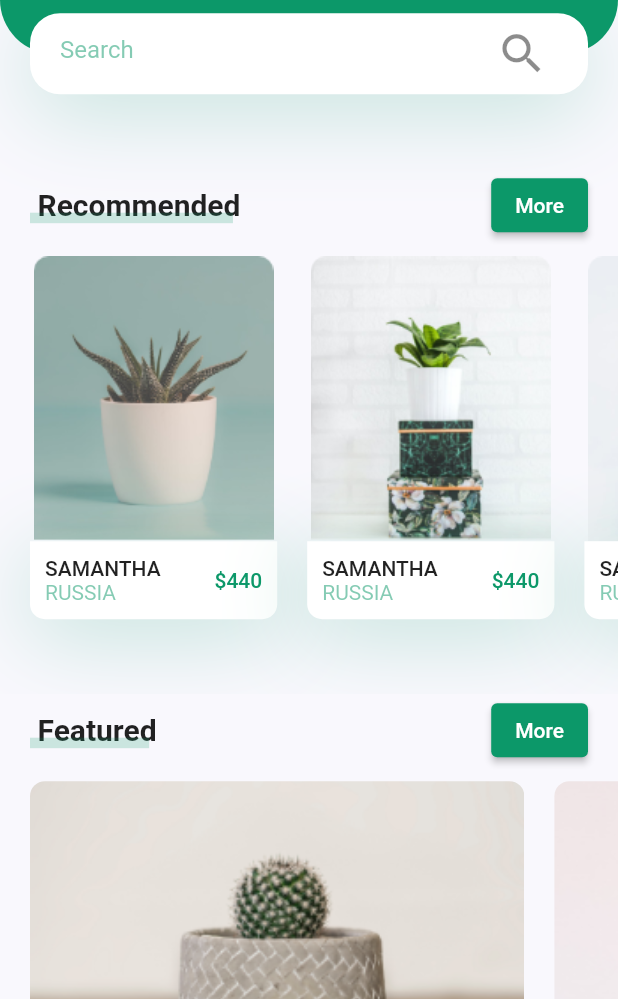
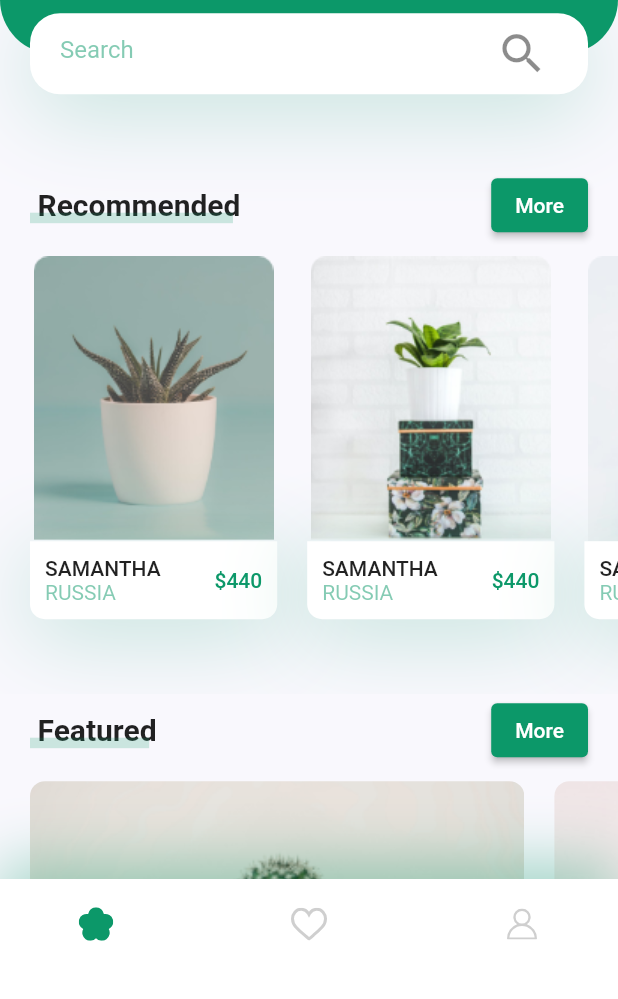
Before and after one commit to BrunoMazzocchi/flutter_plant, a Flutter app: the screen it shows after launch, on a phone screen of 412 x 824 dp, the part 237-1236 px from its top. Run offline on Flutter 3.47's test engine with Material 2 defaults, Android fonts, the phone set to English and light mode, and no system bars; our stand-ins replace flutter_svg.

Commit message:
Navigation bar

```diff
--- /dev/null
+++ b/lib/screens/home/components/my_navigation_bar.dart
@@ -0,0 +1,47 @@
+import 'package:flutter/material.dart';
+import 'package:flutter_svg/svg.dart';
+
+import '../../../constants.dart';
+
+class MyNavigationBar extends StatelessWidget {
+  const MyNavigationBar({Key? key}) : super(key: key);
+
+  @override
+  Widget build(BuildContext context) {
+    return Container(
+      padding: const EdgeInsets.only(
+        left: kDefaultPadding * 2,
+        right: kDefaultPadding * 2,
+        bottom: kDefaultPadding,
+      ),
+      height: 80,
+      decoration: BoxDecoration(
+          color: Colors.white,
+          boxShadow: [
+            BoxShadow(
+                offset: const Offset(0, -10),
+                blurRadius: 35,
+                color: kPrimaryColor.withOpacity(0.38)
+            )
+          ]
+      ),
+      child: Row(
+        mainAxisAlignment: MainAxisAlignment.spaceBetween,
+        children: [
+          IconButton(
+            icon: SvgPicture.asset("assets/icons/flower.svg"),
+            onPressed: (){},
+          ),
+          IconButton(
+            icon: SvgPicture.asset("assets/icons/heart-icon.svg"),
+            onPressed: (){},
+          ),
+          IconButton(
+            icon: SvgPicture.asset("assets/icons/user-icon.svg"),
+            onPressed: (){},
+          )
+        ],
+      ),
+    );
+  }
+}
--- a/lib/screens/home/home_screen.dart
+++ b/lib/screens/home/home_screen.dart
@@ -1,8 +1,8 @@
 
 import 'package:flutter/material.dart';
 import 'package:flutter_svg/flutter_svg.dart';
-
 import 'components/body.dart';
+import 'components/my_navigation_bar.dart';
 
 class HomeScreen extends StatelessWidget {
   const HomeScreen({super.key});
@@ -12,6 +12,7 @@ class HomeScreen extends StatelessWidget {
     return Scaffold(
       appBar: buildAppBar(),
       body: const Body(),
+      bottomNavigationBar: const MyNavigationBar(),
     );
   }
 
```
